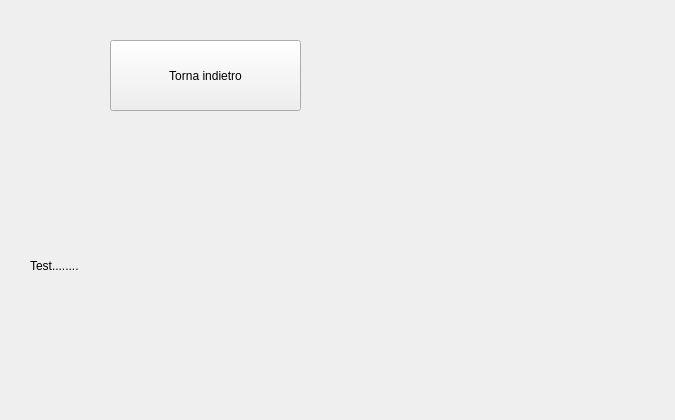
The window that views/testview.ui (Sennare/kalk_p2) describes before a commit, drawn with Qt 5.
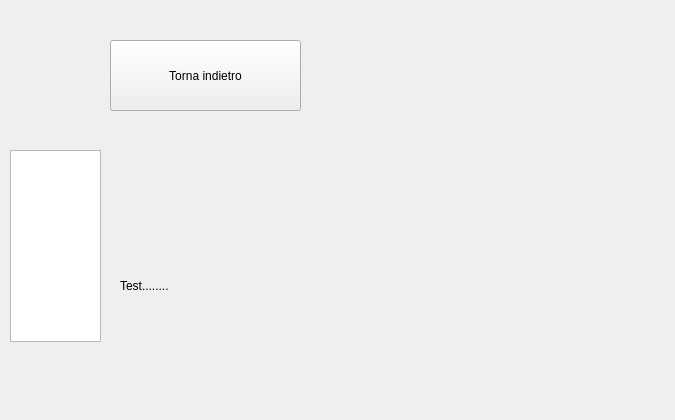
The same window after the commit.

Commit message:
Test con listView
Prenderemo questa scelta

```diff
--- a/views/testview.ui
+++ b/views/testview.ui
@@ -19,8 +19,8 @@
   <widget class="QLabel" name="label">
    <property name="geometry">
     <rect>
-     <x>30</x>
-     <y>120</y>
+     <x>120</x>
+     <y>140</y>
      <width>471</width>
      <height>291</height>
     </rect>
@@ -52,6 +52,25 @@
     </rect>
    </property>
   </widget>
+  <widget class="QListView" name="listView">
+   <property name="geometry">
+    <rect>
+     <x>10</x>
+     <y>150</y>
+     <width>91</width>
+     <height>192</height>
+    </rect>
+   </property>
+   <property name="alternatingRowColors">
+    <bool>true</bool>
+   </property>
+   <property name="textElideMode">
+    <enum>Qt::ElideRight</enum>
+   </property>
+   <property name="selectionRectVisible">
+    <bool>false</bool>
+   </property>
+  </widget>
  </widget>
  <resources/>
  <connections/>
```
The commit also changes 1 other file.
